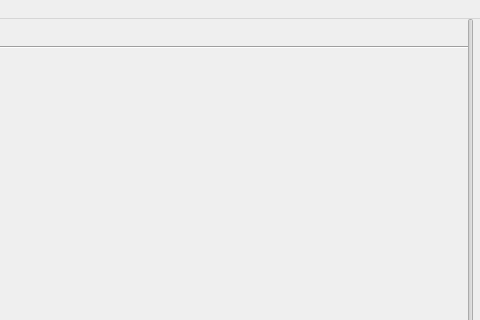
First picture: the form in QT/serial_port/serial_port/mainwindow.ui, repository machester/Learning, before the edit; both pictures show x 320 to 800 and y 0 to 320 of the 800 by 600 pixel window.
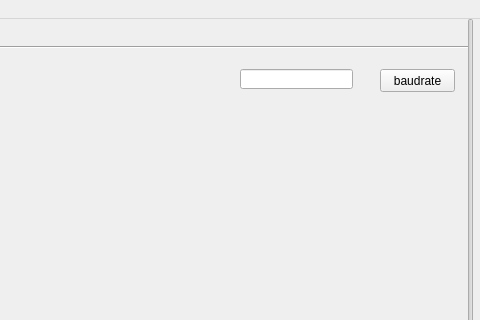
Second picture: the form after the edit.

Commit message: update qt demo

What changed in the file:
```diff
--- a/QT/serial_port/serial_port/mainwindow.ui
+++ b/QT/serial_port/serial_port/mainwindow.ui
@@ -76,6 +76,29 @@
      </rect>
     </property>
    </widget>
+   <widget class="QPushButton" name="pushButton">
+    <property name="geometry">
+     <rect>
+      <x>700</x>
+      <y>50</y>
+      <width>75</width>
+      <height>23</height>
+     </rect>
+    </property>
+    <property name="text">
+     <string>baudrate</string>
+    </property>
+   </widget>
+   <widget class="QLineEdit" name="baudrateInput">
+    <property name="geometry">
+     <rect>
+      <x>560</x>
+      <y>50</y>
+      <width>113</width>
+      <height>20</height>
+     </rect>
+    </property>
+   </widget>
   </widget>
   <widget class="QMenuBar" name="menubar">
    <property name="geometry">
```
The commit also changes 1 other file.
